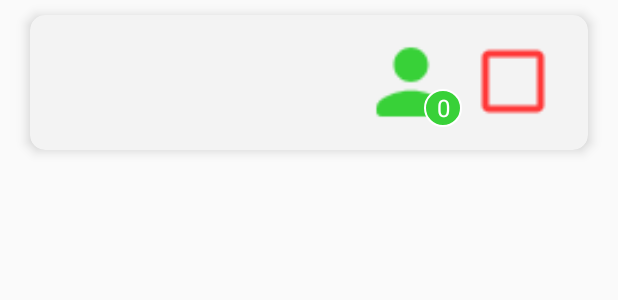
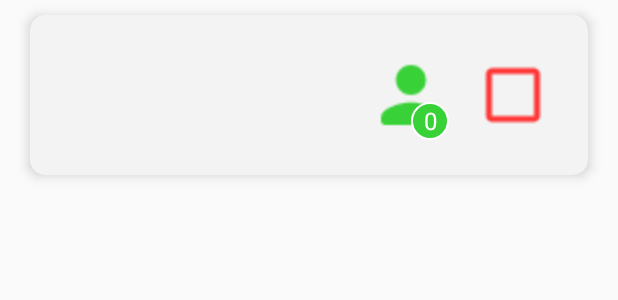
Before and after one commit to Samylms/helpy, an Android app: the layout topic_card.xml on its own in the app's theme, with its tools: preview values and no code run, on a phone screen of 412 x 824 dp. Shown: the top 300 px of the screen. Run offline under Robolectric (Android 15) with nearby library versions, the light colour scheme and no system bars.

```diff
--- a/app/build.gradle
+++ b/app/build.gradle
@@ -28,4 +28,5 @@ dependencies {
     androidTestImplementation 'com.android.support.test.espresso:espresso-core:3.0.2'
     implementation 'com.android.support:recyclerview-v7:28.0.0'
     implementation 'com.android.support:cardview-v7:28.0.0'
+    implementation 'com.koushikdutta.ion:ion:2.+'
 }
--- a/app/src/main/AndroidManifest.xml
+++ b/app/src/main/AndroidManifest.xml
@@ -1,6 +1,8 @@
 <?xml version="1.0" encoding="utf-8"?>
 <manifest xmlns:android="http://schemas.android.com/apk/res/android"
     package="ij.personal.helpy">
+
+    <uses-permission android:name="android.permission.INTERNET"/>
 
     <application
         android:allowBackup="true"
--- a/app/src/main/java/ij/personal/helpy/Models/Request.java
+++ b/app/src/main/java/ij/personal/helpy/Models/Request.java
@@ -11,7 +11,7 @@ public class Request {
     private String type;
 
 
-    public Request(String description, String dateTime, String type, int idTopic, int idStudent) {
+    public Request(int idTopic, int idStudent, String description, String dateTime, String type) {
         this.description = description;
         this.dateTime = dateTime;
         this.type = type;
--- a/app/src/main/res/layout/topic_card.xml
+++ b/app/src/main/res/layout/topic_card.xml
@@ -60,10 +60,22 @@
                 android:gravity="right|center_vertical"
                 android:orientation="horizontal">
 
-                <FrameLayout
+                <android.support.constraint.ConstraintLayout
                     android:layout_width="0dp"
                     android:layout_height="match_parent"
                     android:layout_weight="1">
+
+                    <FrameLayout
+                        android:layout_width="50dp"
+                        android:layout_height="60dp"
+                        android:layout_marginStart="8dp"
+                        android:layout_marginTop="8dp"
+                        android:layout_marginEnd="8dp"
+                        android:layout_marginBottom="8dp"
+                        app:layout_constraintBottom_toBottomOf="parent"
+                        app:layout_constraintEnd_toEndOf="parent"
+                        app:layout_constraintStart_toStartOf="parent"
+                        app:layout_constraintTop_toTopOf="parent">
 
                         <ImageView
                             android:id="@+id/icPersonGreen"
@@ -71,8 +83,8 @@
                             android:layout_height="wrap_content"
                             android:layout_gravity="center"
                             android:layout_weight="1"
-                        android:scaleX="2.3"
-                        android:scaleY="2.3"
+                            android:scaleX="2"
+                            android:scaleY="2"
                             app:srcCompat="@drawable/ic_person" />
 
                         <TextView
@@ -87,6 +99,7 @@
                             android:textColor="@color/white"
                             android:textSize="@dimen/small_text_size" />
                     </FrameLayout>
+                </android.support.constraint.ConstraintLayout>
 
                 <LinearLayout
                     android:layout_width="0dp"
@@ -96,13 +109,13 @@
                     android:orientation="vertical">
 
                     <CheckBox
-                        android:id="@+id/checkBox"
+                        android:id="@+id/checkBoxRequest"
                         android:layout_width="wrap_content"
                         android:layout_height="match_parent"
                         android:layout_weight="1"
                         android:buttonTint="@color/red"
-                        android:scaleX="2.3"
-                        android:scaleY="2.3"
+                        android:scaleX="2"
+                        android:scaleY="2"
                         android:text="@null" />
                 </LinearLayout>
 
```
Also changed, not shown: app/src/main/java/ij/personal/helpy/Models/Class.java (+68 -10 lines), app/src/main/java/ij/personal/helpy/Models/Topic.java (+67 -6 lines), app/src/main/java/ij/personal/helpy/NeedHelpTopicListActivity.java (+3 -6 lines), app/src/main/java/ij/personal/helpy/TopicAdapter.java (+27 -3 lines), 1 other file. Lines whose indentation alone changed are shown as unchanged.
